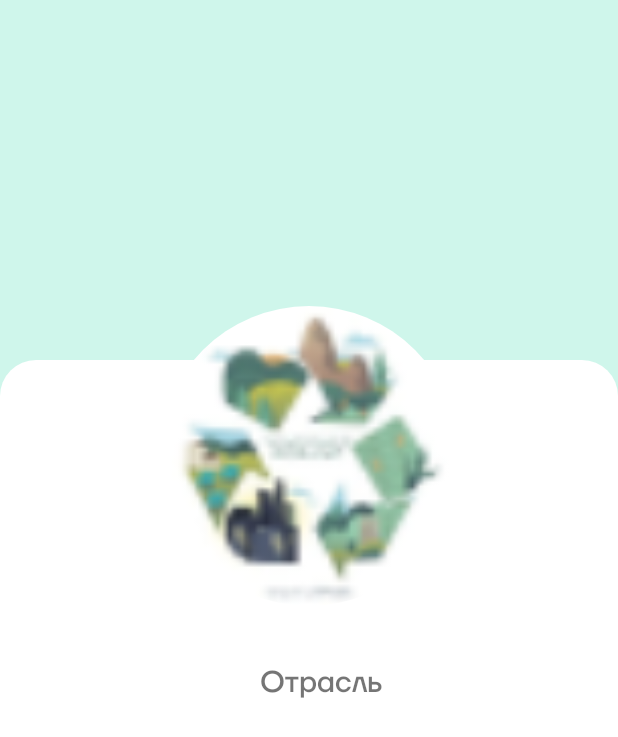
After one commit to GerONSo/i_moscow, an Android app: the layout fragment_event.xml on its own in the app's theme, with its tools: preview values and no code run, on a phone screen of 412 x 824 dp. The commit adds this screen. Shown: the top 737 px of the screen. Run offline under Robolectric (Android 15) with nearby library versions, the phone set to English and light mode, and no system bars.

Commit message:
second screen base

```diff
--- /dev/null
+++ b/app/src/main/java/com/geron/ai_moscow_mobile/EventFragment.kt
@@ -0,0 +1,22 @@
+package com.geron.ai_moscow_mobile
+
+import android.os.Bundle
+import androidx.fragment.app.Fragment
+import android.view.LayoutInflater
+import android.view.View
+import android.view.ViewGroup
+
+class EventFragment : Fragment() {
+
+    override fun onCreateView(
+        inflater: LayoutInflater, container: ViewGroup?,
+        savedInstanceState: Bundle?
+    ): View? {
+        // Inflate the layout for this fragment
+        return inflater.inflate(R.layout.fragment_event, container, false)
+    }
+
+    override fun onViewCreated(view: View, savedInstanceState: Bundle?) {
+
+    }
+}
--- a/app/src/main/java/com/geron/ai_moscow_mobile/MainActivity.kt
+++ b/app/src/main/java/com/geron/ai_moscow_mobile/MainActivity.kt
@@ -10,7 +10,8 @@ class MainActivity : AppCompatActivity() {
         super.onCreate(savedInstanceState)
         setContentView(R.layout.activity_main)
         val eventsFragment = EventsFragment()
-        openFragment(eventsFragment)
+        val eventFragment = EventFragment()
+        openFragment(eventFragment)
     }
 
     private fun openFragment(fragment: Fragment) {
--- /dev/null
+++ b/app/src/main/res/drawable/event_background.xml
@@ -0,0 +1,8 @@
+<?xml version="1.0" encoding="utf-8"?>
+<shape xmlns:android="http://schemas.android.com/apk/res/android">
+    <solid
+        android:color="@color/white"/>
+    <corners
+        android:topLeftRadius="24dp"
+        android:topRightRadius="24dp"/>
+</shape>
--- a/app/src/main/res/layout/card_event.xml
+++ b/app/src/main/res/layout/card_event.xml
@@ -11,7 +11,7 @@
         app:layout_constraintTop_toTopOf="parent"
         app:layout_constraintBottom_toBottomOf="parent"
         app:layout_constraintRight_toRightOf="parent"
-        app:cardCornerRadius="16dp"
+        app:cardCornerRadius="24dp"
         android:layout_marginLeft="16dp"
         android:layout_marginTop="16dp"
         android:layout_marginBottom="16dp"
@@ -27,6 +27,7 @@
                 app:layout_constraintLeft_toRightOf="@id/iv_card_event_photo"
                 app:layout_constraintRight_toRightOf="parent"
                 android:layout_marginLeft="8dp"
+                android:text="Повторное использование "
                 android:textColor="@color/black"
                 style="@style/MediumTextView"/>
 
@@ -38,7 +39,9 @@
                 app:layout_constraintRight_toRightOf="parent"
                 app:layout_constraintTop_toBottomOf="@id/tv_card_event_name"
                 android:layout_marginTop="16dp"
+                android:layout_marginRight="32dp"
                 android:textColor="@color/black"
+                android:text="Мы хотим делать украшения из пластика "
                 android:layout_marginLeft="16dp"/>
 
             <ImageView
@@ -48,7 +51,7 @@
                 app:layout_constraintLeft_toLeftOf="parent"
                 app:layout_constraintTop_toTopOf="parent"
                 app:layout_constraintBottom_toBottomOf="parent"
-                android:src="@drawable/ic_launcher_background"
+                android:src="@drawable/example_event"
                 android:layout_marginLeft="16dp"/>
         </androidx.constraintlayout.widget.ConstraintLayout>
     </androidx.cardview.widget.CardView>
--- /dev/null
+++ b/app/src/main/res/layout/fragment_event.xml
@@ -0,0 +1,75 @@
+<?xml version="1.0" encoding="utf-8"?>
+<androidx.coordinatorlayout.widget.CoordinatorLayout xmlns:android="http://schemas.android.com/apk/res/android"
+    xmlns:app="http://schemas.android.com/apk/res-auto"
+    xmlns:tools="http://schemas.android.com/tools"
+    android:layout_width="match_parent"
+    android:layout_height="match_parent"
+    android:background="@color/teal"
+    tools:context=".EventFragment">
+
+    <com.google.android.material.appbar.AppBarLayout
+        android:id="@+id/abl_event"
+        android:layout_width="match_parent"
+        android:layout_height="200dp"
+        android:background="@color/teal"
+        android:fitsSystemWindows="true">
+
+        <com.google.android.material.appbar.CollapsingToolbarLayout
+            android:layout_width="match_parent"
+            android:layout_height="match_parent"
+            android:fitsSystemWindows="true"
+            app:layout_scrollFlags="scroll|snap|exitUntilCollapsed">
+
+        </com.google.android.material.appbar.CollapsingToolbarLayout>
+
+    </com.google.android.material.appbar.AppBarLayout>
+
+    <androidx.core.widget.NestedScrollView
+        android:id="@+id/nsv_event"
+        android:layout_width="match_parent"
+        android:layout_height="match_parent"
+        android:elevation="16dp"
+        android:fillViewport="true"
+        app:layout_behavior="com.google.android.material.appbar.AppBarLayout$ScrollingViewBehavior">
+
+        <androidx.constraintlayout.widget.ConstraintLayout
+            android:layout_width="match_parent"
+            android:layout_height="match_parent">
+
+            <View
+                android:layout_width="match_parent"
+                android:layout_height="0dp"
+                android:id="@+id/cv_background"
+                android:background="@drawable/event_background"
+                android:layout_marginTop="40dp"
+                app:layout_constraintBottom_toBottomOf="parent"
+                app:layout_constraintTop_toTopOf="parent"/>
+
+            <de.hdodenhof.circleimageview.CircleImageView
+                android:layout_width="200dp"
+                android:layout_height="200dp"
+                android:id="@+id/iv_event_logo"
+                android:translationY="-36dp"
+                android:src="@drawable/example_event"
+                app:layout_constraintTop_toTopOf="@id/cv_background"
+                app:layout_constraintLeft_toLeftOf="parent"
+                app:layout_constraintRight_toRightOf="parent"
+                android:elevation="8dp"/>
+
+            <TextView
+                android:layout_width="wrap_content"
+                android:layout_height="wrap_content"
+                android:id="@+id/tv_department"
+                android:text="Отрасль"
+                android:textSize="20sp"
+                style="@style/MediumTextView"
+                app:layout_constraintTop_toBottomOf="@id/iv_event_logo"
+                app:layout_constraintLeft_toLeftOf="parent"
+                app:layout_constraintRight_toRightOf="parent"
+                android:layout_marginLeft="16dp"/>
+
+        </androidx.constraintlayout.widget.ConstraintLayout>
+    </androidx.core.widget.NestedScrollView>
+
+
+</androidx.coordinatorlayout.widget.CoordinatorLayout>
--- a/app/src/main/res/layout/fragment_events.xml
+++ b/app/src/main/res/layout/fragment_events.xml
@@ -74,7 +74,7 @@
         android:layout_width="match_parent"
         android:layout_height="wrap_content"
         android:id="@+id/tv_title"
-        android:text="Ищешь к камому проекту \nприсоедениться?"
+        android:text="Ищешь какое мероприятие посетить?"
         android:textSize="18sp"
         style="@style/MediumTextView"
         app:layout_constraintTop_toBottomOf="@id/btn_menu"
--- a/app/src/main/res/values/strings.xml
+++ b/app/src/main/res/values/strings.xml
@@ -1,5 +1,4 @@
 <resources>
     <string name="app_name">ai_moscow_mobile</string>
-    <!-- TODO: Remove or change this placeholder text -->
     <string name="hello_blank_fragment">Hello blank fragment</string>
 </resources>
```
Also changed, not shown: app/src/main/res/drawable/example_event.png (added).
